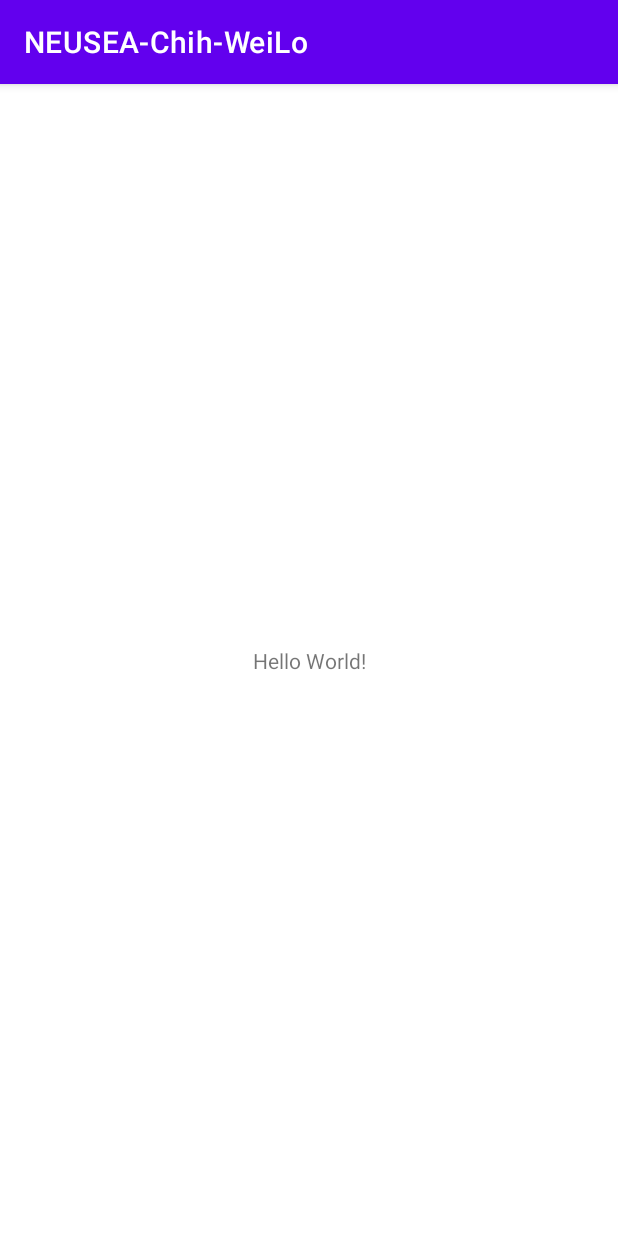
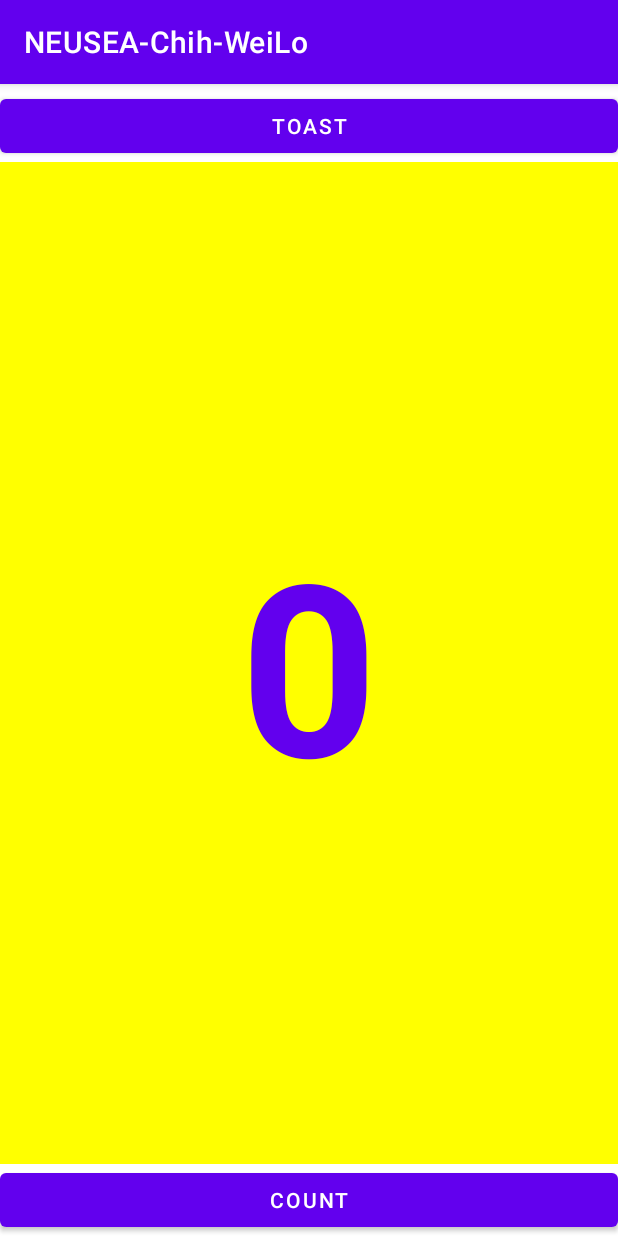
Before and after one commit to dustinlo/NEUSEA-Chih-WeiLo, an Android app: the screen it shows after launch (MainActivity), on a phone screen of 412 x 824 dp. Run offline under Robolectric (Android 15) with nearby library versions, the phone set to English and light mode, and no system bars.

Commit message:
Update to lesson1_2A

```diff
--- a/lesson1_1/app/src/main/java/com/example/neusea_chih_weilo/neusea_chih_weilo/MainActivity.java
+++ b/lesson1_1/app/src/main/java/com/example/neusea_chih_weilo/neusea_chih_weilo/MainActivity.java
@@ -1,16 +1,32 @@
 package com.example.neusea_chih_weilo.neusea_chih_weilo;
 
 import android.os.Bundle;
-import android.util.Log;
+import android.view.View;
+import android.widget.TextView;
+import android.widget.Toast;
 
 import androidx.appcompat.app.AppCompatActivity;
 
 public class MainActivity extends AppCompatActivity {
+    private int mCount = 0;
+    private TextView mShowCount;
 
     @Override
     protected void onCreate(Bundle savedInstanceState) {
         super.onCreate(savedInstanceState);
         setContentView(R.layout.activity_main);
-        Log.d("MainActivity", "Hello World");
+        mShowCount = (TextView) findViewById(R.id.show_count);
+    }
+
+    public void showToast(View view) {
+        Toast toast = Toast.makeText(this, R.string.toast_message,
+                Toast.LENGTH_SHORT);
+        toast.show();
+    }
+
+    public void countUp(View view) {
+        mCount++;
+        if (mShowCount != null)
+            mShowCount.setText(Integer.toString(mCount));
     }
 }
--- a/lesson1_1/app/src/main/res/layout/activity_main.xml
+++ b/lesson1_1/app/src/main/res/layout/activity_main.xml
@@ -6,13 +6,46 @@
     android:layout_height="match_parent"
     tools:context=".MainActivity">
 
+    <Button
+        android:id="@+id/button_toast"
+        android:layout_width="0dp"
+        android:layout_height="wrap_content"
+        android:layout_marginTop="4dp"
+        android:text="@string/button_label_toast"
+        android:textColor="@android:color/white"
+        app:layout_constraintEnd_toEndOf="parent"
+        app:layout_constraintHorizontal_bias="0.501"
+        app:layout_constraintStart_toStartOf="parent"
+        app:layout_constraintTop_toTopOf="parent"
+        android:onClick="showToast" />
+
+    <Button
+        android:id="@+id/button_count"
+        android:layout_width="0dp"
+        android:layout_height="wrap_content"
+        android:text="@string/button_label_count"
+        android:textColor="@android:color/white"
+        app:layout_constraintBottom_toBottomOf="parent"
+        app:layout_constraintEnd_toEndOf="parent"
+        app:layout_constraintHorizontal_bias="0.0"
+        app:layout_constraintStart_toStartOf="parent"
+        android:onClick="countUp" />
+
     <TextView
-        android:layout_width="wrap_content"
-        android:layout_height="wrap_content"
-        android:text="Hello World!"
-        app:layout_constraintBottom_toBottomOf="parent"
-        app:layout_constraintLeft_toLeftOf="parent"
-        app:layout_constraintRight_toRightOf="parent"
-        app:layout_constraintTop_toTopOf="parent" />
-
+        android:id="@+id/show_count"
+        android:layout_width="0dp"
+        android:layout_height="0dp"
+        android:background="#FFFF00"
+        android:gravity="center_vertical"
+        android:text="@string/count_initial_value"
+        android:textAlignment="center"
+        android:textColor="@color/design_default_color_primary"
+        android:textSize="160sp"
+        android:textStyle="bold"
+        app:layout_constraintBottom_toTopOf="@+id/button_count"
+        app:layout_constraintEnd_toEndOf="parent"
+        app:layout_constraintHorizontal_bias="0.0"
+        app:layout_constraintStart_toStartOf="parent"
+        app:layout_constraintTop_toBottomOf="@+id/button_toast"
+        app:layout_constraintVertical_bias="0.0" />
 </androidx.constraintlayout.widget.ConstraintLayout>
--- a/lesson1_1/app/src/main/res/values/strings.xml
+++ b/lesson1_1/app/src/main/res/values/strings.xml
@@ -1,3 +1,7 @@
 <resources>
     <string name="app_name">NEUSEA-Chih-WeiLo</string>
+    <string name="button_label_toast">Toast</string>
+    <string name="button_label_count">Count</string>
+    <string name="count_initial_value">0</string>
+    <string name="toast_message">Hello Toast!</string>
 </resources>
```
